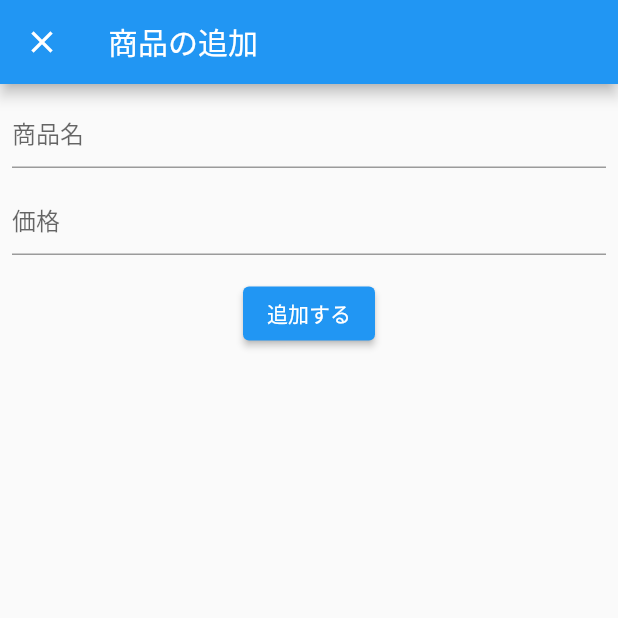
After one commit to tomohiro1024/ShoppingList, a Flutter app: the screen it shows after launch, after a tap on the "add" icon, on a phone screen of 412 x 824 dp, the top half of it. The commit adds this screen. Run offline on Flutter 3.47's test engine with Material 2 defaults, Android fonts, the phone set to English and light mode, and no system bars; our stand-ins replace cloud_firestore, firebase_core; accounts and stored records are empty.

Commit message:
add_shopping_pageの追加

```diff
--- /dev/null
+++ b/lib/add_shop/add_shopping_model.dart
@@ -0,0 +1,8 @@
+import 'package:flutter/cupertino.dart';
+
+class AddShoppingModel extends ChangeNotifier {
+  String? title;
+  String? price;
+
+  void addshopping() async {}
+}
--- /dev/null
+++ b/lib/add_shop/add_shopping_page.dart
@@ -0,0 +1,56 @@
+import 'package:flutter/material.dart';
+import 'package:provider/provider.dart';
+import 'package:shopping/add_shop/add_shopping_model.dart';
+
+class AddShoppingPage extends StatelessWidget {
+  @override
+  Widget build(BuildContext context) {
+    return ChangeNotifierProvider<AddShoppingModel>(
+      create: (_) => AddShoppingModel(),
+      child: Scaffold(
+        appBar: AppBar(
+          title: Text('商品の追加'),
+        ),
+        body: Center(
+          child: Consumer<AddShoppingModel>(builder: (context, model, child) {
+            return Padding(
+              padding: const EdgeInsets.all(8.0),
+              child: Column(
+                children: [
+                  TextField(
+                    decoration: InputDecoration(
+                      hintText: '商品名',
+                    ),
+                    onChanged: (text) {
+                      model.title = text;
+                    },
+                  ),
+                  SizedBox(
+                    height: 10,
+                  ),
+                  TextField(
+                    decoration: InputDecoration(
+                      hintText: '価格',
+                    ),
+                    onChanged: (text) {
+                      model.price = text;
+                    },
+                  ),
+                  SizedBox(
+                    height: 15,
+                  ),
+                  ElevatedButton(
+                    onPressed: () {
+                      model.addshopping();
+                    },
+                    child: Text('追加する'),
+                  ),
+                ],
+              ),
+            );
+          }),
+        ),
+      ),
+    );
+  }
+}
--- a/lib/shop_list/shopping_list_page.dart
+++ b/lib/shop_list/shopping_list_page.dart
@@ -1,5 +1,6 @@
 import 'package:flutter/material.dart';
 import 'package:provider/provider.dart';
+import 'package:shopping/add_shop/add_shopping_page.dart';
 import 'package:shopping/domain/shopping.dart';
 import 'package:shopping/shop_list/shopping_list_model.dart';
 
@@ -34,7 +35,15 @@ class ShoppingListPage extends StatelessWidget {
           }),
         ),
         floatingActionButton: FloatingActionButton(
-          onPressed: null,
+          onPressed: () {
+            Navigator.push(
+              context,
+              MaterialPageRoute(
+                builder: (context) => AddShoppingPage(),
+                fullscreenDialog: true,
+              ),
+            );
+          },
           tooltip: 'Increment',
           child: const Icon(Icons.add),
         ),
```
